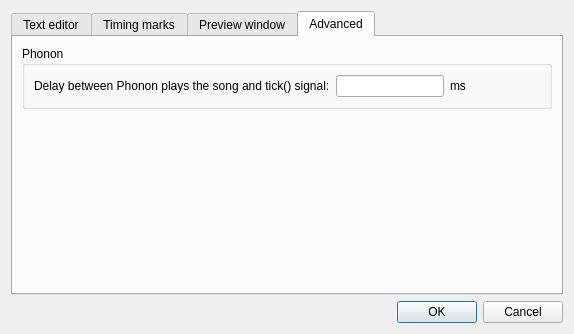
Qt form src/dialog_settings.ui (gyunaev/karlyriceditor) before a commit.
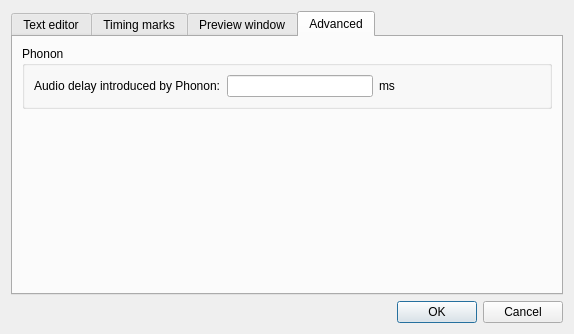
The same form after that commit. The open tabs and pages were chosen to show the change. Custom widgets are drawn as their Qt base class.

Patch:
```diff
--- a/src/dialog_settings.ui
+++ b/src/dialog_settings.ui
@@ -560,7 +560,7 @@
           <item>
            <widget class="QLabel" name="label_15">
             <property name="text">
-             <string>Delay between Phonon plays the song and tick() signal:</string>
+             <string>Audio delay introduced by Phonon:</string>
             </property>
            </widget>
           </item>
```
